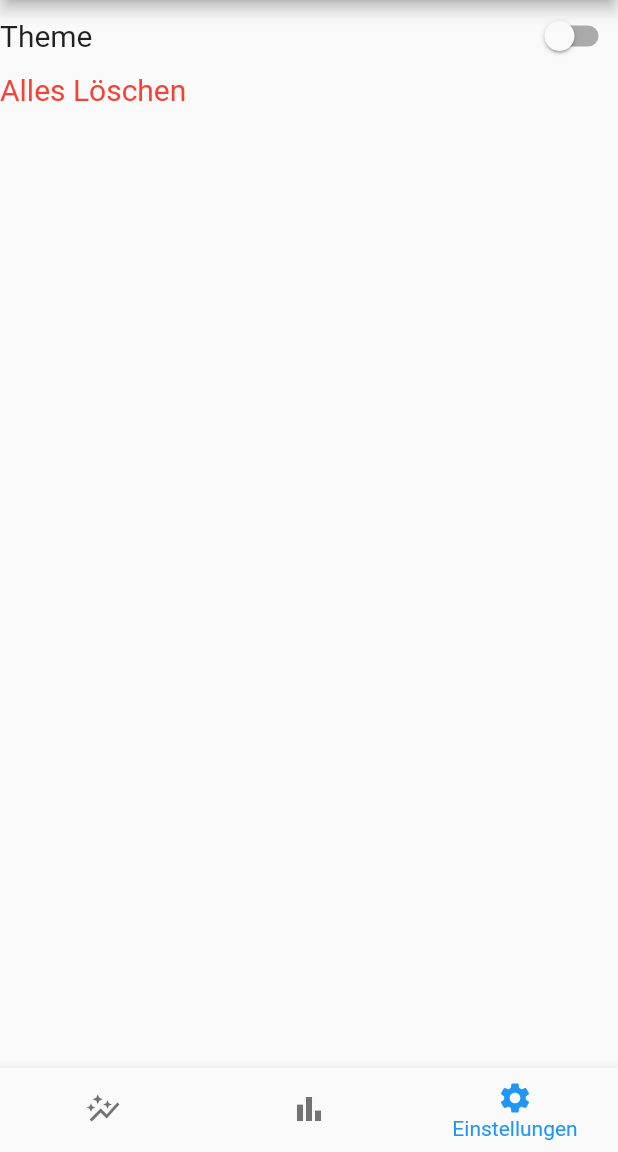
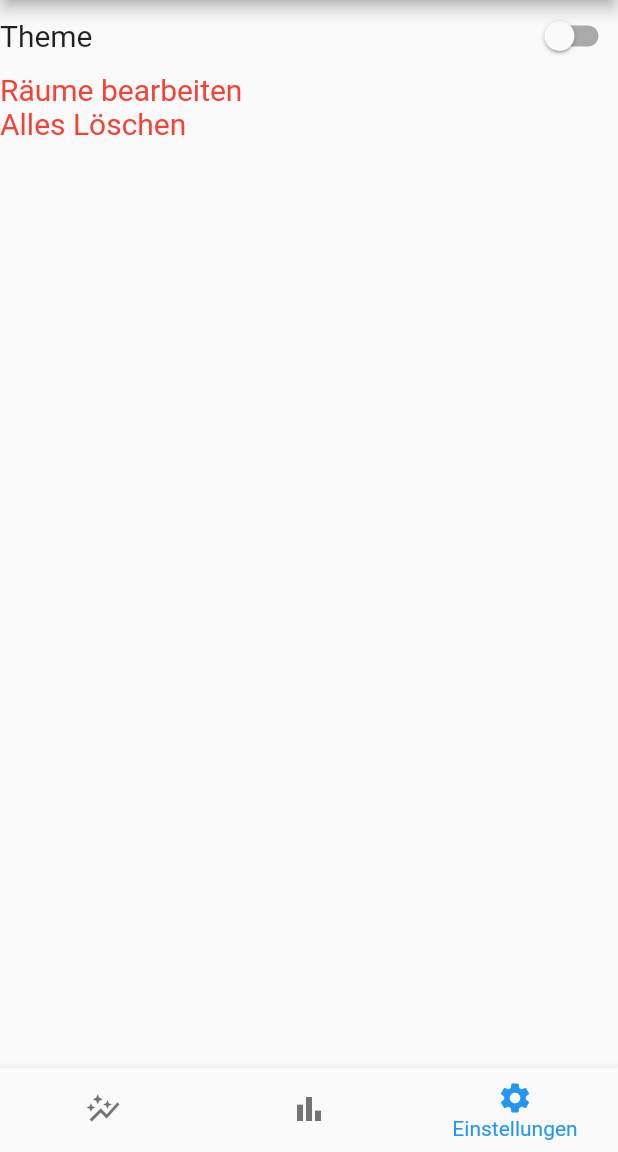
Before and after one commit to Nino678190/Quick-Compare, a Flutter app: the screen it shows after launch, item 3 of the bottom bar chosen, on a phone screen of 412 x 824 dp, the part 84-1236 px from its top. Run offline on Flutter 3.47's test engine with Material 2 defaults, Android fonts, the phone set to English and light mode, and no system bars.

Commit message:
added button

```diff
--- a/quick_compare/lib/main.dart
+++ b/quick_compare/lib/main.dart
@@ -57,6 +57,15 @@ class _QuickCompareState extends State<QuickCompare> {
               width: MediaQuery.of(context).size.width,
               child: InkWell(
                 onTap: (){
+
+                },
+                child: Text("Räume bearbeiten",style: TextStyle(fontSize: 20, color: Colors.red),),
+              ),
+            ),
+            Container(
+              width: MediaQuery.of(context).size.width,
+              child: InkWell(
+                onTap: (){
                   raume = ["Deafault"];
                   raumwahl = "Deafault";
                   var steckdosen = [
@@ -68,7 +77,7 @@ class _QuickCompareState extends State<QuickCompare> {
                 },
                 child: Text("Alles Löschen",style: TextStyle(fontSize: 20, color: Colors.red),),
               ),
-            )
+            ),
           ],
         )),
         BottomNavigationBar(
```
